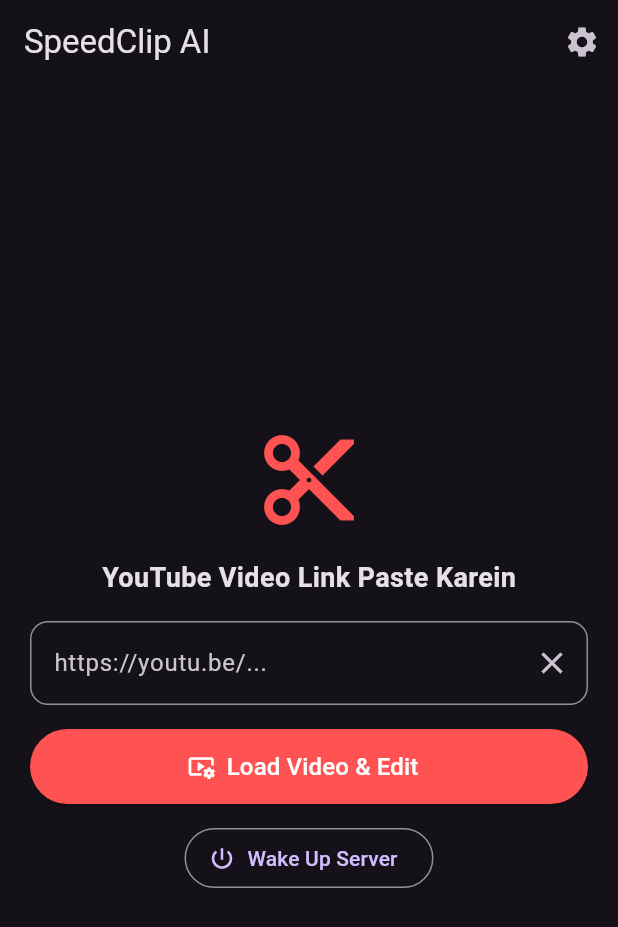
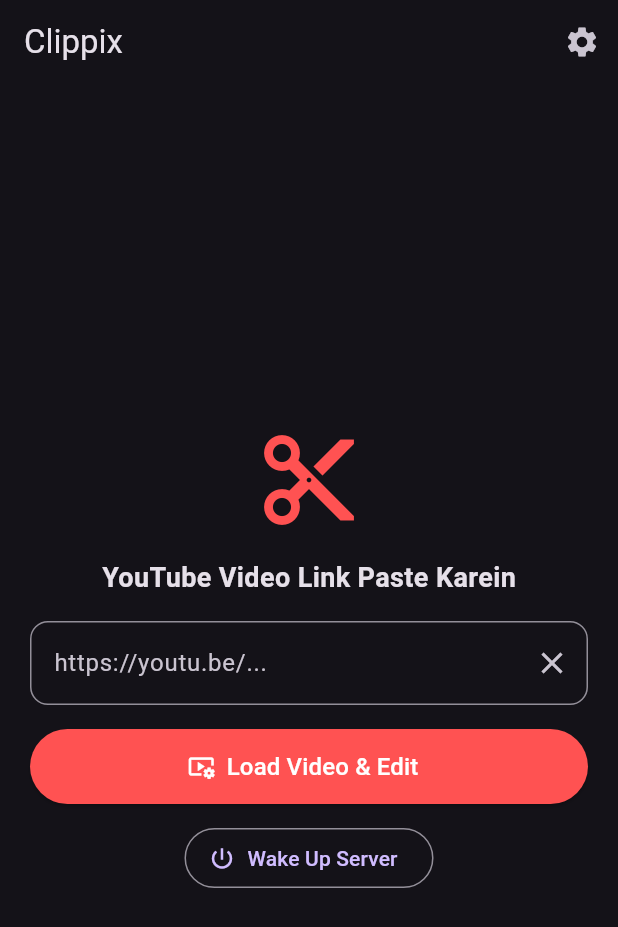
Before and after one commit to rivalxd22/yt-clipper-app, a Flutter app: the screen it shows after launch, on a phone screen of 412 x 824 dp. Shown: the top 927 px of the screen. Run offline on Flutter 3.47's test engine with Material 3 defaults, Android fonts, the phone set to English and light mode, and no system bars; our stand-ins replace webview_flutter; missing offline and left inert: gal.

Commit message:
Update main.dart

```diff
--- a/lib/main.dart
+++ b/lib/main.dart
@@ -120,7 +120,7 @@ class _HomeScreenState extends State<HomeScreen> {
   Widget build(BuildContext context) {
     return Scaffold(
       appBar: AppBar(
-        title: const Text('SpeedClip AI'),
+        title: const Text('Clippix'),
         actions: [
           IconButton(
             icon: const Icon(Icons.settings),
```
